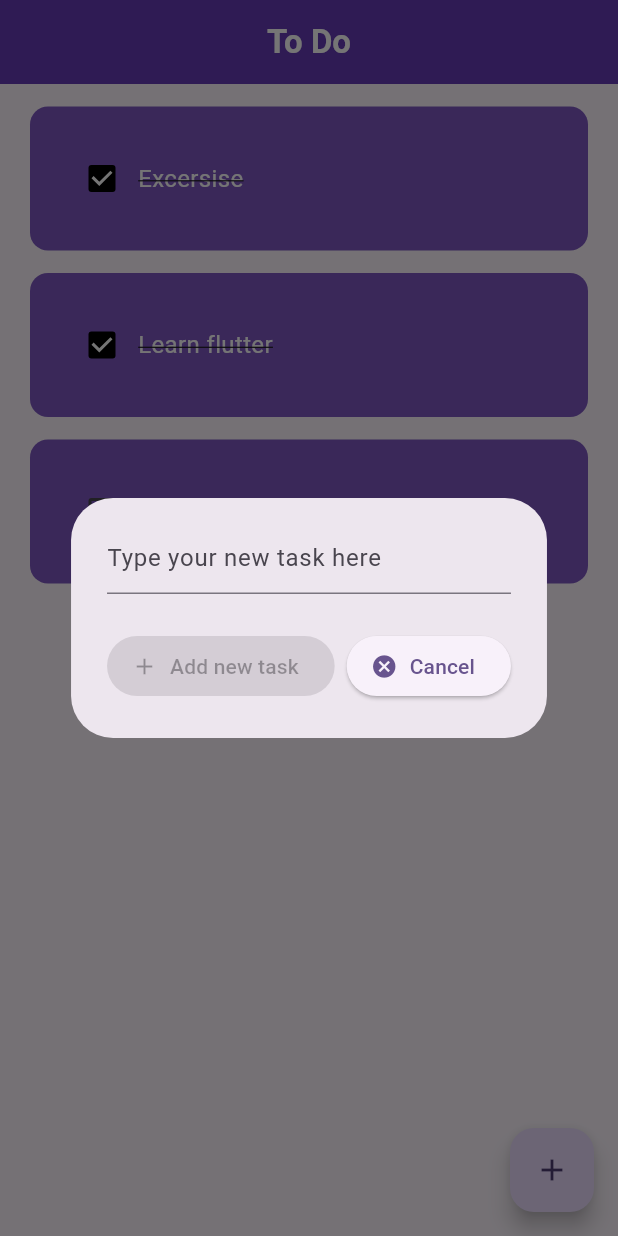
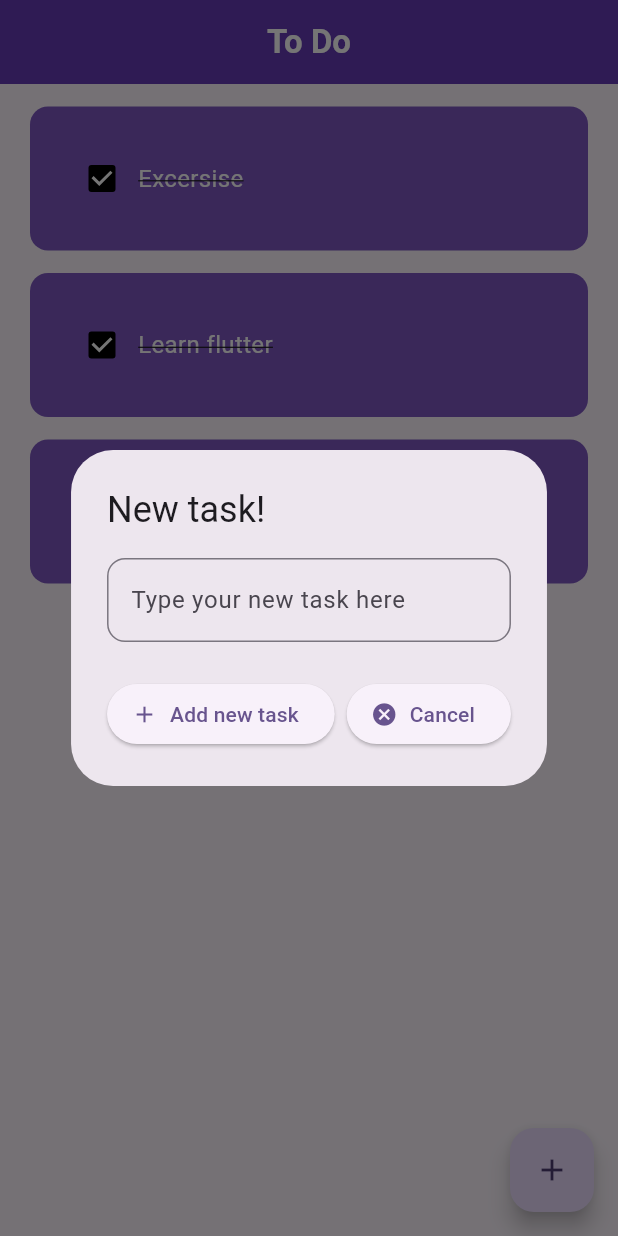
Before and after one commit to browsfer/ToDoApp, a Flutter app: the screen it shows after launch, after a tap on the "add" icon, on a phone screen of 412 x 824 dp. Run offline on Flutter 3.47's test engine with Material 2 defaults, Android fonts, the phone set to English and light mode, and no system bars; drawn by our look-alikes of flutter_slidable.

```diff
--- a/lib/components/alert_box.dart
+++ b/lib/components/alert_box.dart
@@ -1,25 +1,42 @@
 import 'package:flutter/material.dart';
 
 class AlertBox extends StatelessWidget {
-  const AlertBox({super.key});
+  final TextEditingController controller;
+  final void Function() saveNewTask;
+
+  const AlertBox(
+      {super.key, required this.controller, required this.saveNewTask});
 
   @override
   Widget build(BuildContext context) {
     return AlertDialog(
+      title: const Text('New task!'),
       elevation: 10,
-      content: const TextField(
-        decoration: InputDecoration(hintText: 'Type your new task here'),
+      //user input
+      content: TextField(
+        controller: controller,
+        decoration: const InputDecoration(
+          border: OutlineInputBorder(
+            borderRadius: BorderRadius.all(
+              Radius.circular(12),
+            ),
+          ),
+          hintText: 'Type your new task here',
+        ),
       ),
       actions: [
         ElevatedButton.icon(
-          onPressed: null,
-          icon: Icon(Icons.add),
-          label: Text('Add new task'),
+          onPressed: saveNewTask,
+          icon: const Icon(Icons.add),
+          label: const Text('Add new task'),
         ),
         ElevatedButton.icon(
-          onPressed: () => Navigator.of(context).pop(),
-          icon: Icon(Icons.cancel),
-          label: Text('Cancel'),
+          onPressed: () {
+            Navigator.of(context).pop();
+            controller.clear();
+          },
+          icon: const Icon(Icons.cancel),
+          label: const Text('Cancel'),
         ),
       ],
     );
--- a/lib/components/todo_tile.dart
+++ b/lib/components/todo_tile.dart
@@ -1,22 +1,39 @@
 import 'package:flutter/material.dart';
+import 'package:flutter_slidable/flutter_slidable.dart';
 
 // ignore: must_be_immutable
 class ToDoTile extends StatelessWidget {
   final String taskName;
   final bool taskCompleted;
   Function(bool?)? onChanged;
+  Function(BuildContext) onDelete;
 
   ToDoTile({
     super.key,
     required this.taskName,
     required this.taskCompleted,
     this.onChanged,
+    required this.onDelete,
   });
 
   @override
   Widget build(BuildContext context) {
     return Padding(
       padding: const EdgeInsets.only(left: 20, right: 20, top: 15),
+      child: Slidable(
+        endActionPane: ActionPane(
+          motion: const StretchMotion(),
+          children: [
+            SlidableAction(
+              borderRadius: BorderRadius.circular(12),
+              flex: 2,
+              onPressed: onDelete,
+              backgroundColor: Colors.red,
+              foregroundColor: Colors.white,
+              icon: Icons.delete,
+            ),
+          ],
+        ),
         child: Container(
           padding: const EdgeInsets.all(24),
           decoration: BoxDecoration(
@@ -47,6 +64,7 @@ class ToDoTile extends StatelessWidget {
             ],
           ),
         ),
+      ),
     );
   }
 }
--- a/lib/pages/home_page.dart
+++ b/lib/pages/home_page.dart
@@ -2,15 +2,16 @@ import 'package:flutter/material.dart';
 import 'package:todo_app/components/alert_box.dart';
 import 'package:todo_app/components/todo_tile.dart';
 
-// ignore: must_be_immutable
 class HomePage extends StatefulWidget {
-  HomePage({super.key});
+  const HomePage({super.key});
 
   @override
   State<HomePage> createState() => _HomePageState();
 }
 
 class _HomePageState extends State<HomePage> {
+  final _controller = TextEditingController();
+
   //List of ToDo tasks
   List toDoList = [
     ['Excersise', true],
@@ -22,28 +23,45 @@ class _HomePageState extends State<HomePage> {
   void checkBoxClicked(int index, bool? isChanged) {
     setState(() {
       toDoList[index][1] = !toDoList[index][1];
-      ;
     });
+  }
+
+  void saveNewTask() {
+    setState(() {
+      toDoList.insert(0, [_controller.text, false]);
+      _controller.clear();
+    });
+    Navigator.of(context).pop();
   }
 
   //Add a new task
   void addNewTask() {
     showDialog(
       context: context,
-      builder: (context) => AlertBox(),
+      builder: (context) => AlertBox(
+        controller: _controller,
+        saveNewTask: saveNewTask,
+      ),
     );
+  }
+
+  //Delete task
+  void deleteTask(int index) {
+    setState(() {
+      toDoList.removeAt(index);
+    });
   }
 
   @override
   Widget build(BuildContext context) {
     return Scaffold(
       appBar: AppBar(
-        title: Text('To Do'),
+        title: const Text('To Do'),
         centerTitle: true,
       ),
       floatingActionButton: FloatingActionButton(
         onPressed: addNewTask,
-        child: Icon(Icons.add),
+        child: const Icon(Icons.add),
       ),
       body: ListView.builder(
         itemCount: toDoList.length,
@@ -51,6 +69,7 @@ class _HomePageState extends State<HomePage> {
           taskName: toDoList[index][0],
           taskCompleted: toDoList[index][1],
           onChanged: (value) => checkBoxClicked(index, value),
+          onDelete: (context) => deleteTask(index),
         ),
       ),
     );
--- a/pubspec.yaml
+++ b/pubspec.yaml
@@ -35,6 +35,8 @@ dependencies:
   # The following adds the Cupertino Icons font to your application.
   # Use with the CupertinoIcons class for iOS style icons.
   cupertino_icons: ^1.0.2
+  flutter_slidable: ^3.0.0
+  hive: ^2.2.3
 
 dev_dependencies:
   flutter_test:
```
Also changed, not shown: pubspec.lock. Lines whose indentation alone changed are shown as unchanged.
